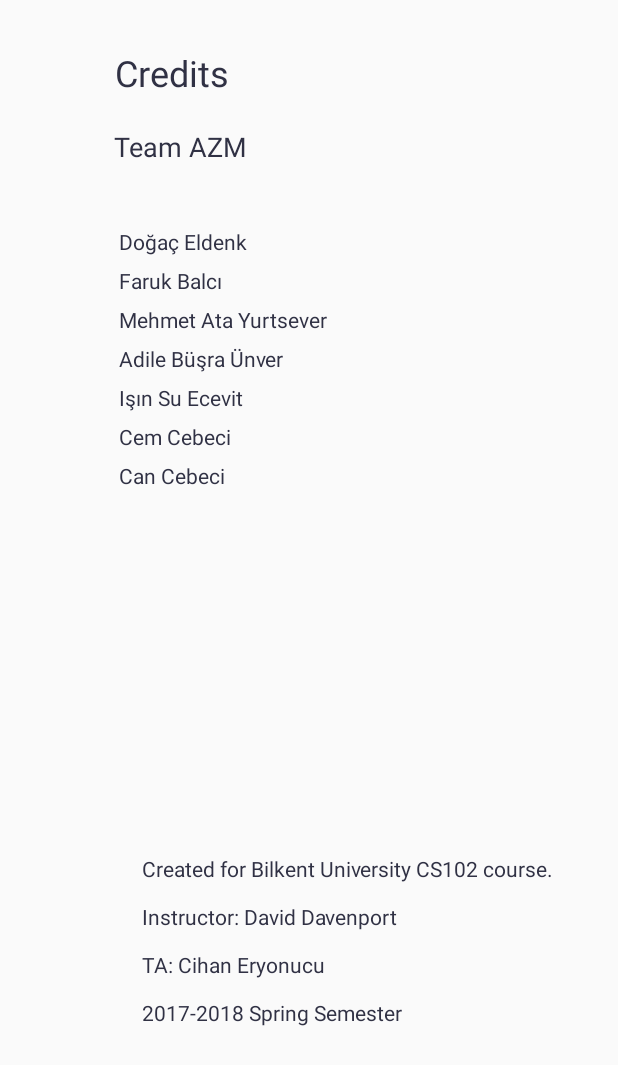
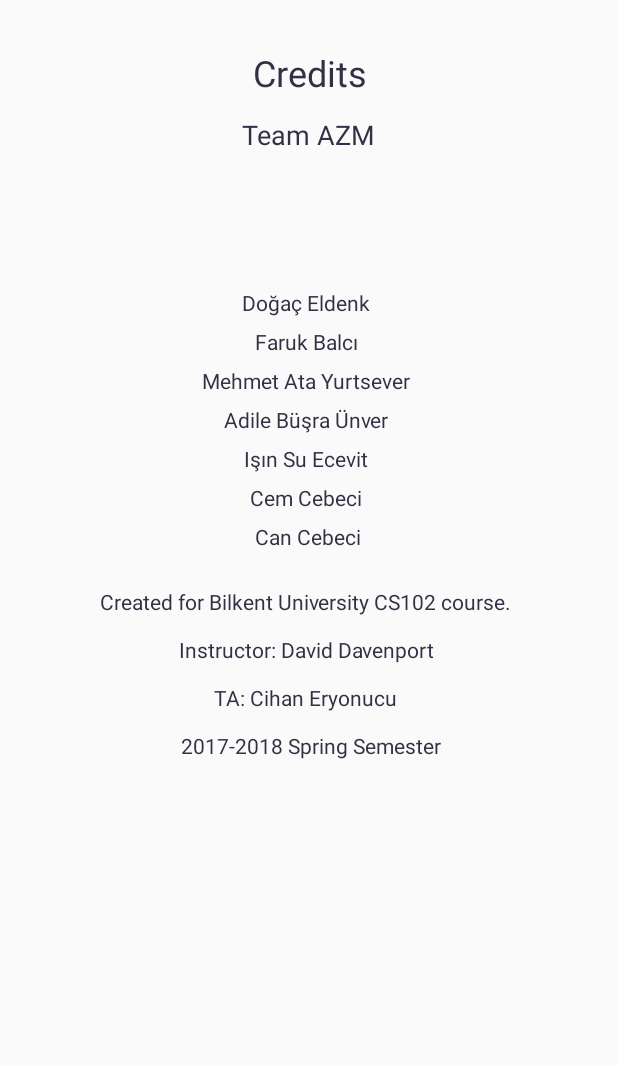
Before and after one commit to Dogacel/Bilkent-University-GO, an Android app: the Credits screen opened directly, with no data from a screen before it, on a phone screen of 412 x 824 dp. Shown: the top 1065 px of the screen. Run offline under Robolectric (Android 15) with nearby library versions, the phone set to English and light mode, and no system bars.

Commit message:
Changes in the UI
-Fixed the icon
-Set the layout of the credits screen to relative layout
-Set the screen orientation to portrait for the menu and the credits screen

```diff
--- a/app/src/main/AndroidManifest.xml
+++ b/app/src/main/AndroidManifest.xml
@@ -14,7 +14,7 @@
     <application
         android:name=".App"
         android:allowBackup="true"
-        android:icon="@mipmap/ic_launcher"
+        android:icon="@mipmap/ic_launcher_round"
         android:label="@string/app_name"
         android:roundIcon="@mipmap/ic_launcher_round"
         android:supportsRtl="true"
@@ -22,7 +22,8 @@
         <activity
             android:name=".activities.MainMenuActivity"
             android:label="BuGO"
-            android:theme="@style/AppTheme.NoActionBar">
+            android:theme="@style/AppTheme.NoActionBar"
+            android:screenOrientation="portrait">
             <intent-filter>
                 <action android:name="android.intent.action.MAIN" />
 
@@ -33,7 +34,8 @@
         <activity android:name=".activities.BuildingListActivity" />
         <activity android:name=".activities.MapActivity" />
         <activity android:name=".activities.ARViewActivity" />
-        <activity android:name=".Credits"></activity>
+        <activity android:name=".Credits"
+            android:screenOrientation="portrait"/>
     </application>
 
 </manifest>
--- a/app/src/main/res/layout/activity_credits.xml
+++ b/app/src/main/res/layout/activity_credits.xml
@@ -1,5 +1,5 @@
 <?xml version="1.0" encoding="utf-8"?>
-<android.support.constraint.ConstraintLayout xmlns:android="http://schemas.android.com/apk/res/android"
+<RelativeLayout xmlns:android="http://schemas.android.com/apk/res/android"
     xmlns:app="http://schemas.android.com/apk/res-auto"
     xmlns:tools="http://schemas.android.com/tools"
     android:layout_width="match_parent"
@@ -8,66 +8,56 @@
 
     <!--credits title-->
     <TextView
-        android:id="@+id/textView"
+        android:id="@+id/txtCredit"
         android:layout_width="85dp"
         android:layout_height="37dp"
+        android:layout_centerHorizontal="true"
         android:layout_marginTop="32dp"
         android:text="@string/credits_title"
+        android:layout_alignParentTop="true"
+        android:textAlignment="center"
         android:textAppearance="@style/TextAppearance.AppCompat.Headline"
-        android:textColor="@color/bugoColor"
-        app:layout_constraintEnd_toEndOf="parent"
-        app:layout_constraintHorizontal_bias="0.234"
-        app:layout_constraintStart_toStartOf="parent"
-        app:layout_constraintTop_toTopOf="parent" />
+        android:textColor="@color/bugoColor" />
 
     <!--team azm title-->
     <TextView
-        android:id="@+id/textView8"
+        android:id="@+id/txtTeam"
         android:layout_width="wrap_content"
         android:layout_height="wrap_content"
+        android:layout_below="@id/txtCredit"
+        android:layout_centerHorizontal="true"
         android:layout_marginBottom="8dp"
         android:layout_marginTop="8dp"
         android:text="@string/credits_teamAzm"
+        android:textAlignment="center"
         android:textColor="@color/bugoColor"
-        android:textSize="18sp"
-        app:layout_constraintBottom_toTopOf="@+id/textView4"
-        app:layout_constraintEnd_toEndOf="parent"
-        app:layout_constraintHorizontal_bias="0.236"
-        app:layout_constraintStart_toStartOf="parent"
-        app:layout_constraintTop_toBottomOf="@+id/textView" />
+        android:textSize="18sp" />
 
     <!--team azm names-->
     <TextView
-        android:id="@+id/textView4"
+        android:id="@+id/txtNames"
         android:layout_width="wrap_content"
         android:layout_height="wrap_content"
+        android:layout_below="@id/txtTeam"
+        android:layout_centerHorizontal="true"
         android:layout_marginTop="56dp"
         android:lineSpacingExtra="10sp"
         android:text="@string/credits_names"
-        android:textColor="@color/bugoColor"
-        app:layout_constraintEnd_toEndOf="parent"
-        app:layout_constraintHorizontal_bias="0.295"
-        app:layout_constraintStart_toStartOf="parent"
-        app:layout_constraintTop_toBottomOf="@+id/textView" />
+        android:textAlignment="center"
+        android:textColor="@color/bugoColor" />
 
     <!--course information-->
     <TextView
-        android:id="@+id/textView3"
+        android:id="@+id/txtInfo"
         android:layout_width="wrap_content"
         android:layout_height="wrap_content"
+        android:layout_below="@id/txtNames"
+        android:layout_centerHorizontal="true"
         android:layout_marginBottom="8dp"
         android:layout_marginEnd="8dp"
-        android:layout_marginLeft="8dp"
-        android:layout_marginRight="8dp"
-        android:layout_marginStart="8dp"
         android:layout_marginTop="8dp"
         android:text="@string/credits_course_info"
-        android:textColor="@color/bugoColor"
-        app:layout_constraintBottom_toBottomOf="parent"
-        app:layout_constraintEnd_toEndOf="parent"
-        app:layout_constraintHorizontal_bias="0.729"
-        app:layout_constraintStart_toStartOf="parent"
-        app:layout_constraintTop_toBottomOf="@+id/textView"
-        app:layout_constraintVertical_bias="0.784" />
+        android:textAlignment="center"
+        android:textColor="@color/bugoColor" />
 
-</android.support.constraint.ConstraintLayout>
+</RelativeLayout>
--- a/app/src/main/res/layout/activity_main_menu.xml
+++ b/app/src/main/res/layout/activity_main_menu.xml
@@ -13,8 +13,7 @@
         android:id="@+id/rootRL"
         android:layout_width="fill_parent"
         android:layout_height="wrap_content"
-        android:layout_alignParentTop="true"
-        android:orientation="vertical">
+        android:layout_alignParentTop="true" >
 
         <!--the bugo text-->
 
@@ -24,7 +23,7 @@
             android:layout_height="76dp"
             android:layout_alignParentTop="true"
             android:layout_centerHorizontal="true"
-            android:layout_marginTop="60dp"
+            android:layout_marginTop="30dp"
             android:text="@string/menu_welcome_txt"
             android:textColor="@color/bugoColor"
             android:textSize="30sp" />
@@ -61,7 +60,7 @@
         android:layout_height="wrap_content"
         android:layout_below="@id/rootRL"
         android:layout_centerHorizontal="true"
-        android:layout_marginTop="115dp"
+        android:layout_marginTop="135dp"
         android:layout_marginBottom="1dp"
         android:background="@drawable/button_location_colour2"
         android:onClick="openMap"
--- a/app/src/main/res/values/strings.xml
+++ b/app/src/main/res/values/strings.xml
@@ -19,7 +19,7 @@
     <string name="credits_teamAzm">Team AZM</string>
     <string name="credits_names"> \nDoğaç Eldenk \nFaruk Balcı \nMehmet Ata Yurtsever \nAdile Büşra Ünver \nIşın Su Ecevit \nCem Cebeci \nCan Cebeci</string>
     <string name="credits_title">Credits</string>
-    <string name="credits_course_info">\n Created for Bilkent University CS102 course. \n\n Instructor: David Davenport \n\n TA: Cihan Eryonucu \n\n 2017-2018 Spring Semester</string>
+    <string name="credits_course_info">\nCreated for Bilkent University CS102 course. \n\nInstructor: David Davenport \n\nTA: Cihan Eryonucu \n\n 2017-2018 Spring Semester</string>
 
     <!--building info page-->
     <string name="button_take_me_there">Take Me There</string>
```
Also changed, not shown: 1 other file.
